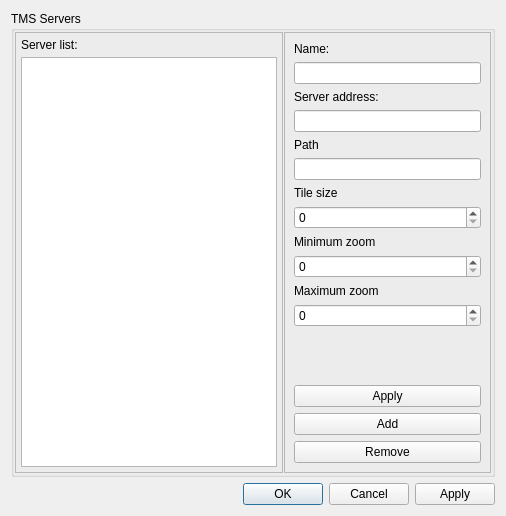
Before: the Qt Designer form src/Preferences/TMSPreferencesDialog.ui in openstreetmap/merkaartor, drawn with Qt 5.
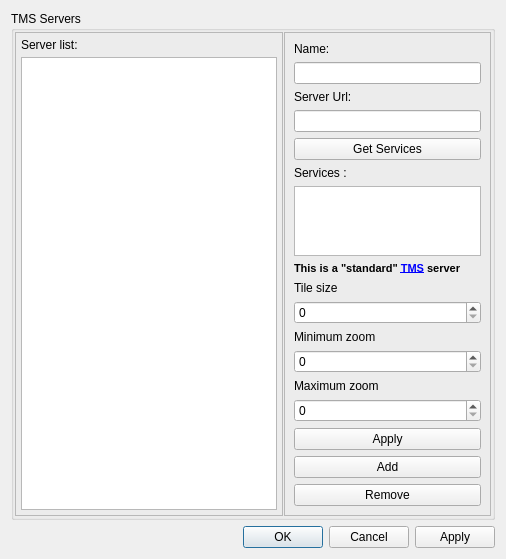
After: the same form once the commit is applied.

The edit to the form file:
```diff
--- a/src/Preferences/TMSPreferencesDialog.ui
+++ b/src/Preferences/TMSPreferencesDialog.ui
@@ -90,23 +90,74 @@
          <item>
           <widget class="QLabel" name="label_5">
            <property name="text">
-            <string>Server address:</string>
+            <string>Server Url:</string>
            </property>
           </widget>
          </item>
          <item>
-          <widget class="QLineEdit" name="edTmsAdr"/>
+          <widget class="QLineEdit" name="edTmsUrl"/>
+         </item>
+         <item>
+          <widget class="QFrame" name="frOSGeo">
+           <property name="frameShape">
+            <enum>QFrame::NoFrame</enum>
+           </property>
+           <property name="frameShadow">
+            <enum>QFrame::Raised</enum>
+           </property>
+           <layout class="QVBoxLayout" name="verticalLayout">
+            <property name="spacing">
+             <number>6</number>
+            </property>
+            <property name="margin">
+             <number>0</number>
+            </property>
+            <item>
+             <widget class="QPushButton" name="btGetServices">
+              <property name="text">
+               <string>Get Services</string>
+              </property>
+             </widget>
+            </item>
+            <item>
+             <widget class="QLabel" name="label_4">
+              <property name="text">
+               <string>Services :</string>
+              </property>
+             </widget>
+            </item>
+            <item>
+             <widget class="QListWidget" name="lvTmsServices"/>
          </item>
          <item>
           <widget class="QLabel" name="label_6">
            <property name="text">
-            <string>Path</string>
-           </property>
+               <string>&lt;!DOCTYPE HTML PUBLIC &quot;-//W3C//DTD HTML 4.0//EN&quot; &quot;http://www.w3.org/TR/REC-html40/strict.dtd&quot;&gt;
+&lt;html&gt;&lt;head&gt;&lt;meta name=&quot;qrichtext&quot; content=&quot;1&quot; /&gt;&lt;style type=&quot;text/css&quot;&gt;
+p, li { white-space: pre-wrap; }
+&lt;/style&gt;&lt;/head&gt;&lt;body style=&quot; font-family:'MS Shell Dlg 2'; font-size:8.25pt; font-weight:400; font-style:normal;&quot;&gt;
+&lt;p style=&quot; margin-top:0px; margin-bottom:0px; margin-left:0px; margin-right:0px; -qt-block-indent:0; text-indent:0px;&quot;&gt;&lt;span style=&quot; font-size:8pt; font-weight:600;&quot;&gt;This is a &amp;quot;standard&amp;quot; &lt;a href=&quot;http://wiki.osgeo.org/wiki/Tile_Map_Service_Specification&quot;&gt;TMS&lt;/a&gt; server&lt;/span&gt;&lt;/p&gt;&lt;/body&gt;&lt;/html&gt;</string>
+              </property>
+             </widget>
+            </item>
+           </layout>
           </widget>
          </item>
          <item>
-          <widget class="QLineEdit" name="edTmsPath"/>
-         </item>
+          <widget class="QFrame" name="frOSM">
+           <property name="frameShape">
+            <enum>QFrame::NoFrame</enum>
+           </property>
+           <property name="frameShadow">
+            <enum>QFrame::Raised</enum>
+           </property>
+           <layout class="QVBoxLayout" name="verticalLayout_2">
+            <property name="spacing">
+             <number>6</number>
+            </property>
+            <property name="margin">
+             <number>0</number>
+            </property>
          <item>
           <widget class="QLabel" name="label_3">
            <property name="text">
@@ -143,6 +194,9 @@
          </item>
          <item>
           <widget class="QSpinBox" name="sbMaxZoom"/>
+            </item>
+           </layout>
+          </widget>
          </item>
          <item>
           <spacer>
```
Lines whose indentation alone changed are shown as unchanged.
